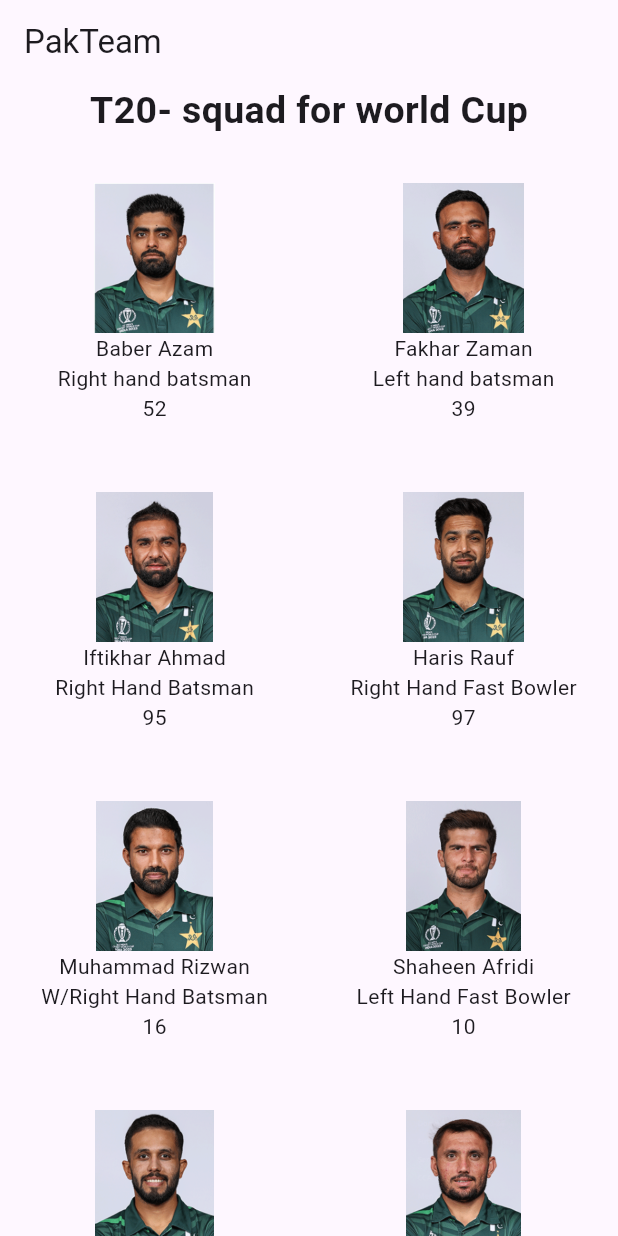
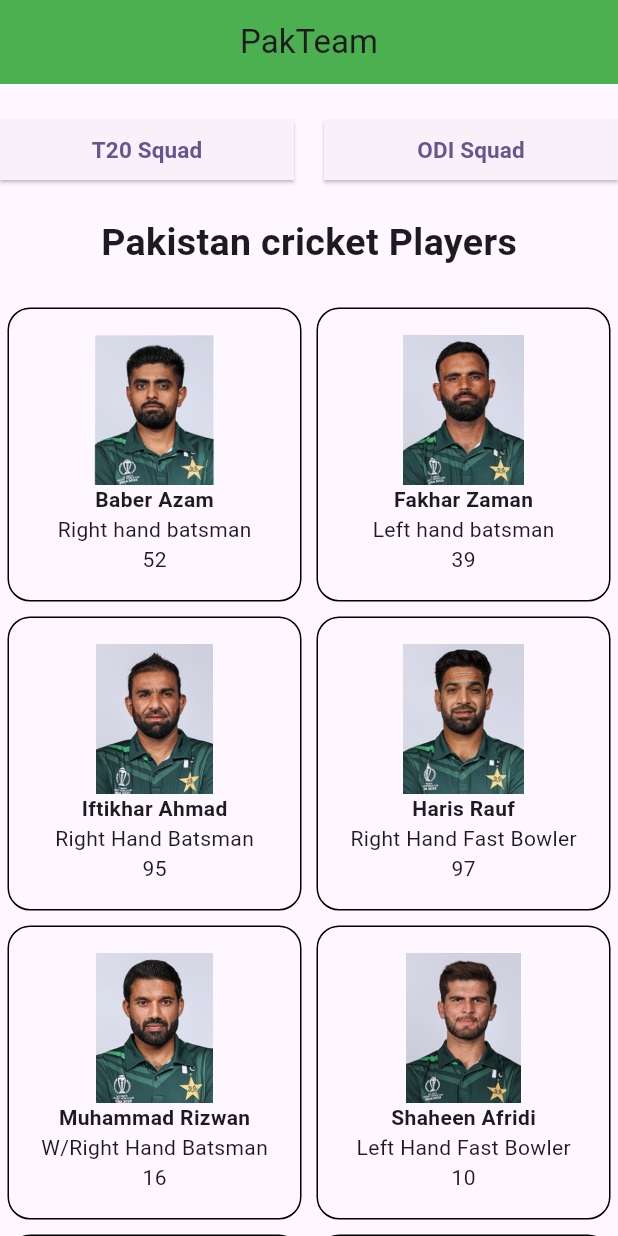
Before and after one commit to sadiqawan/NIC_forth_assign_cricket_app, a Flutter app: the screen it shows after launch, on a phone screen of 412 x 824 dp. Run offline on Flutter 3.47's test engine with Material 3 defaults, Android fonts, the phone set to English and light mode, and no system bars.

Commit message:
History and list Screen added

```diff
--- a/lib/screen/home_screen.dart
+++ b/lib/screen/home_screen.dart
@@ -1,7 +1,8 @@
 import 'package:flutter/material.dart';
 import 'package:pak_cricket_team_app/data_store/player_data_store.dart';
-import 'package:pak_cricket_team_app/models/player_model.dart';
+
 import 'package:pak_cricket_team_app/screen/player_history_scren.dart';
+import 'package:pak_cricket_team_app/screen/t20_squad_screen.dart';
 
 class HomeScreen extends StatefulWidget {
   const HomeScreen({super.key});
@@ -15,16 +16,67 @@ class _HomeScreenState extends State<HomeScreen> {
   Widget build(BuildContext context) {
     return Scaffold(
       appBar: AppBar(
-        title: const Text('PakTeam'),
+        title: const Center(child: Text('PakTeam')),
+        backgroundColor: Colors.green,
       ),
       body: Column(
         children: [
+          const SizedBox(
+            height: 20,
+          ),
+          Row(
+            mainAxisAlignment: MainAxisAlignment.center,
+            children: [
+              Expanded(
+                child: ElevatedButton(
+                    onPressed: () {
+                      Navigator.of(context).push(MaterialPageRoute(
+                          builder: (context) => const T20SquadScreen( title:  'T20 Squad',)));
+                    },
+                    style: ButtonStyle(
+                      shape: MaterialStateProperty.all(
+                        const RoundedRectangleBorder(
+                          // Change your radius here
+                          borderRadius: BorderRadius.only(topLeft: Radius.zero),
+                        ),
+                      ),
+                    ),
+                    child: const Text('T20 Squad',
+                        style: TextStyle(
+                            fontSize: 15, fontWeight: FontWeight.bold))),
+              ),
+              const SizedBox(
+                width: 20,
+              ),
+              Expanded(
+                child: ElevatedButton(
+                    onPressed: () {
+                      Navigator.of(context).push(MaterialPageRoute(
+                          builder: (context) => const T20SquadScreen(title: 'ODI Squad',)));
+                    },
+                    style: ButtonStyle(
+                      shape: MaterialStateProperty.all(
+                        const RoundedRectangleBorder(
+                          // Change your radius here
+                          borderRadius: BorderRadius.only(topLeft: Radius.zero),
+                        ),
+                      ),
+                    ),
+                    child: const Text('ODI Squad',
+                        style: TextStyle(
+                            fontSize: 15, fontWeight: FontWeight.bold))),
+              ),
+            ],
+          ),
+          const SizedBox(
+            height: 20,
+          ),
           const Text(
-            'T20- squad for world Cup',
+            'Pakistan cricket Players',
             style: TextStyle(fontSize: 25, fontWeight: FontWeight.bold),
           ),
           const SizedBox(
-            height: 30,
+            height: 20,
           ),
           Expanded(
             child: GridView.builder(
@@ -38,18 +90,34 @@ class _HomeScreenState extends State<HomeScreen> {
                           context,
                           MaterialPageRoute(
                             builder: (context) => PlayerHistoryScreen(
-                                  playerImage: playre[index].image, playerHistory: playre[index].history,),
+                                playerImage: playre[index].image,
+                                playerHistory: playre[index].history),
                           ));
                     },
-                    child: Column(children: [
+                    child: Padding(
+                      padding: const EdgeInsets.all(5.0),
+                      child: Container(
+                        decoration: BoxDecoration(
+                            borderRadius: BorderRadius.circular(15),
+                            border: Border.all()),
+                        child: Column(
+                            crossAxisAlignment: CrossAxisAlignment.center,
+                            mainAxisAlignment: MainAxisAlignment.center,
+                            children: [
                               Image.asset(
                                 playre[index].image,
                                 height: 100,
                               ),
-                      Text(playre[index].name),
+                              Text(
+                                playre[index].name,
+                                style: const TextStyle(
+                                    fontWeight: FontWeight.bold),
+                              ),
                               Text(playre[index].role),
                               Text(playre[index].shart.toString()),
                             ]),
+                      ),
+                    ),
                   );
                 }),
           ),
```
Also changed, not shown: lib/screen/player_history_scren.dart (+13 -6 lines), lib/screen/t20_squad_screen.dart (added, +34 -0 lines). Lines whose indentation alone changed are shown as unchanged.
